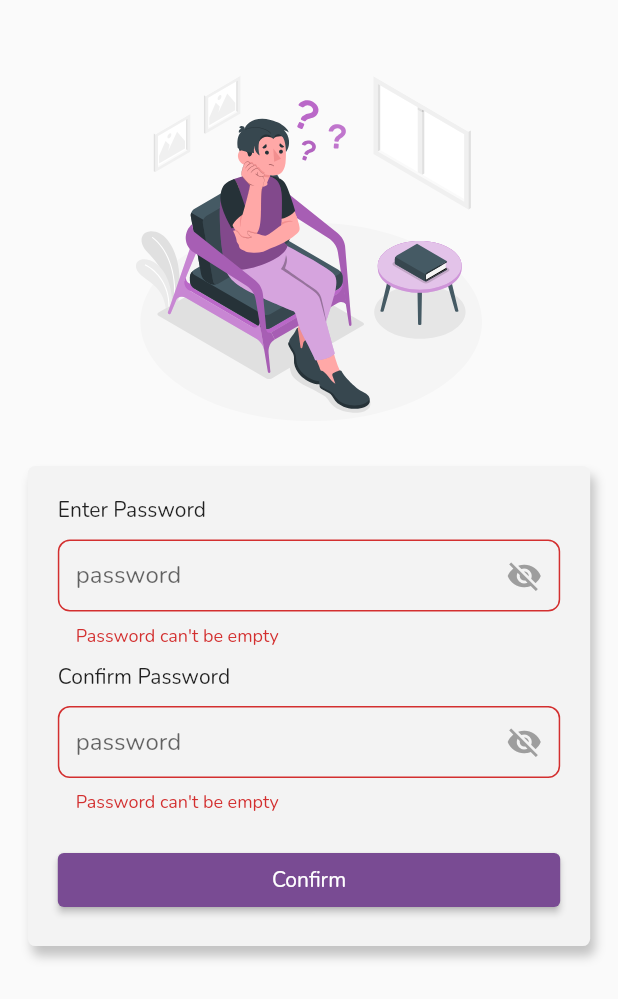
After one commit to altacapstone36/flutter_mobile_app, a Flutter app: the ChangePassword screen opened directly, after a tap on "Confirm", on a phone screen of 412 x 824 dp. The commit adds this screen. Shown: the top 999 px of the screen. Run offline on Flutter 3.47's test engine with Material 2 defaults, Android fonts, the light colour scheme and no system bars; our stand-ins replace dio, flutter_svg, fluttertoast, loading_animation_widget, shared_preferences, shimmer; accounts and stored records are empty.

Commit message:
add change & forgot password view model

```diff
--- a/lib/main.dart
+++ b/lib/main.dart
@@ -1,5 +1,6 @@
 import 'package:flutter/material.dart';
 import 'package:hospital_management/screen/detail_outpatient/detail_outpatient_view_model.dart';
+import 'package:hospital_management/screen/forgot_pass/change_password_view_model.dart';
 import 'package:hospital_management/screen/home/home_screen.dart';
 import 'package:hospital_management/screen/detail_patient/detail_patient_view_model.dart';
 import 'package:hospital_management/screen/outpatient/outpatient_view_model.dart';
@@ -22,6 +23,7 @@ Future<void> main() async {
   final isLogin = prefs.getBool('isLogin') ?? false;
   runApp(MultiProvider(
       providers: [
+        ChangeNotifierProvider(create: (_) => ChangePasswordViewModel()),
         ChangeNotifierProvider(create: (_) => DetailOutpatientViewModel()),
         ChangeNotifierProvider(create: (_) => DetailPatientViewModel()),
         ChangeNotifierProvider(create: (_) => PatientViewModel()),
--- /dev/null
+++ b/lib/screen/forgot_pass/change_password_screen.dart
@@ -0,0 +1,196 @@
+import 'package:flutter/material.dart';
+import 'package:flutter_svg/svg.dart';
+import 'package:fluttertoast/fluttertoast.dart';
+import 'package:hospital_management/components/loading_toast.dart';
+import 'package:hospital_management/screen/forgot_pass/change_password_view_model.dart';
+import 'package:provider/provider.dart';
+
+import '../../constants.dart';
+
+class ChangePassword extends StatefulWidget {
+  const ChangePassword({Key? key}) : super(key: key);
+
+  @override
+  State<ChangePassword> createState() => _ChangePasswordState();
+}
+
+class _ChangePasswordState extends State<ChangePassword> {
+  final _pass = TextEditingController();
+  final _confirmPass = TextEditingController();
+  final _formKey = GlobalKey<FormState>();
+  bool _showPassword1 = false;
+  bool _showPassword2 = false;
+
+  @override
+  Widget build(BuildContext context) {
+    final Size size = MediaQuery.of(context).size;
+    var viewModel = Provider.of<ChangePasswordViewModel>(context);
+
+    return Scaffold(
+      body: SafeArea(
+          child: SingleChildScrollView(
+        child: Padding(
+          padding: const EdgeInsets.fromLTRB(16, 50, 16, 10),
+          child: Column(
+            children: [
+              Center(
+                child: SvgPicture.asset(
+                  'assets/images/forgotpass.svg',
+                  height: size.height * 0.28,
+                ),
+              ),
+              const SizedBox(
+                height: 30,
+              ),
+              Container(
+                  padding: const EdgeInsets.all(20),
+                  width: size.width * 0.91,
+                  alignment: Alignment.centerLeft,
+                  decoration: BoxDecoration(
+                      borderRadius: BorderRadius.circular(5.0),
+                      color: kSecondaryColor,
+                      boxShadow: [
+                        BoxShadow(
+                            color: Colors.grey.withOpacity(0.6),
+                            blurRadius: 5,
+                            offset: const Offset(3, 6))
+                      ]),
+                  child: Form(
+                    autovalidateMode: AutovalidateMode.onUserInteraction,
+                    key: _formKey,
+                    child: Column(
+                      mainAxisAlignment: MainAxisAlignment.start,
+                      crossAxisAlignment: CrossAxisAlignment.start,
+                      children: [
+                        const Text(
+                          'Enter Password',
+                          style: TextStyle(
+                              fontSize: 14, fontWeight: FontWeight.w400),
+                        ),
+                        const SizedBox(
+                          height: 10,
+                        ),
+                        TextFormField(
+                          obscureText: !_showPassword1,
+                          controller: _pass,
+                          validator: (value) {
+                            if (value == null || value.isEmpty) {
+                              return "Password can't be empty";
+                            } else if (value.length < 8) {
+                              return "Password minimum is 8 charachter";
+                            }
+                            return null;
+                          },
+                          decoration: InputDecoration(
+                            suffixIcon: GestureDetector(
+                              onTap: () {
+                                setState(() {
+                                  _showPassword1 = !_showPassword1;
+                                });
+                              },
+                              child: Icon(
+                                _showPassword1
+                                    ? Icons.visibility
+                                    : Icons.visibility_off,
+                                color: Colors.grey,
+                              ),
+                            ),
+                            hintText: 'password',
+                            contentPadding: const EdgeInsets.symmetric(
+                                vertical: 8, horizontal: 12),
+                            labelStyle: const TextStyle(
+                              //color: kDarkColor,
+                              fontSize: 16.0,
+                            ),
+                            fillColor: kSecondaryColor,
+                            border: OutlineInputBorder(
+                              borderRadius: BorderRadius.circular(8),
+                            ),
+                          ),
+                        ),
+                        const SizedBox(
+                          height: 10,
+                        ),
+                        const Text(
+                          'Confirm Password',
+                          style: TextStyle(
+                              fontSize: 14, fontWeight: FontWeight.w400),
+                        ),
+                        const SizedBox(
+                          height: 10,
+                        ),
+                        TextFormField(
+                          obscureText: !_showPassword2,
+                          controller: _confirmPass,
+                          validator: (value) {
+                            if (value == null || value.isEmpty) {
+                              return "Password can't be empty";
+                            } else if (value != _pass.text) {
+                              return "password don't match";
+                            }
+                            return null;
+                          },
+                          decoration: InputDecoration(
+                            suffixIcon: GestureDetector(
+                              onTap: () {
+                                setState(() {
+                                  _showPassword2 = !_showPassword2;
+                                });
+                              },
+                              child: Icon(
+                                _showPassword2
+                                    ? Icons.visibility
+                                    : Icons.visibility_off,
+                                color: Colors.grey,
+                              ),
+                            ),
+                            hintText: 'password',
+                            contentPadding: const EdgeInsets.symmetric(
+                                vertical: 8, horizontal: 12),
+                            labelStyle: const TextStyle(
+                              //color: kDarkColor,
+                              fontSize: 16.0,
+                            ),
+                            fillColor: kSecondaryColor,
+                            border: OutlineInputBorder(
+                              borderRadius: BorderRadius.circular(8),
+                            ),
+                          ),
+                        ),
+                        const SizedBox(
+                          height: 20,
+                        ),
+                        SizedBox(
+                          width: size.width,
+                          child: ElevatedButton(
+                              onPressed: () async {
+                                if (_formKey.currentState!.validate()) {
+                                  showDialog(
+                                      barrierDismissible: false,
+                                      context: context,
+                                      builder: (context) {
+                                        return const LoadingToast(
+                                            message: 'Please Wait..');
+                                      });
+                                  await viewModel.changePassword(_pass.text);
+                                  Fluttertoast.showToast(
+                                      msg: viewModel.message,
+                                      backgroundColor: Colors.white,
+                                      textColor: kPrimaryColor);
+                                  Navigator.pop(context);
+                                }
+                              },
+                              style: ElevatedButton.styleFrom(
+                                  primary: kPrimaryColor),
+                              child: const Text('Confirm')),
+                        )
+                      ],
+                    ),
+                  )),
+            ],
+          ),
+        ),
+      )),
+    );
+  }
+}
```
Also changed, not shown: lib/screen/forgot_pass/change_password_view_model.dart (added, +75 -0 lines), lib/screen/forgot_pass/forgot_pass.dart (deleted, +0 -116 lines), lib/screen/forgot_pass/forgot_password_screen.dart (added, +307 -0 lines), lib/screen/profile/profile_screen.dart (+7 -1 lines).
